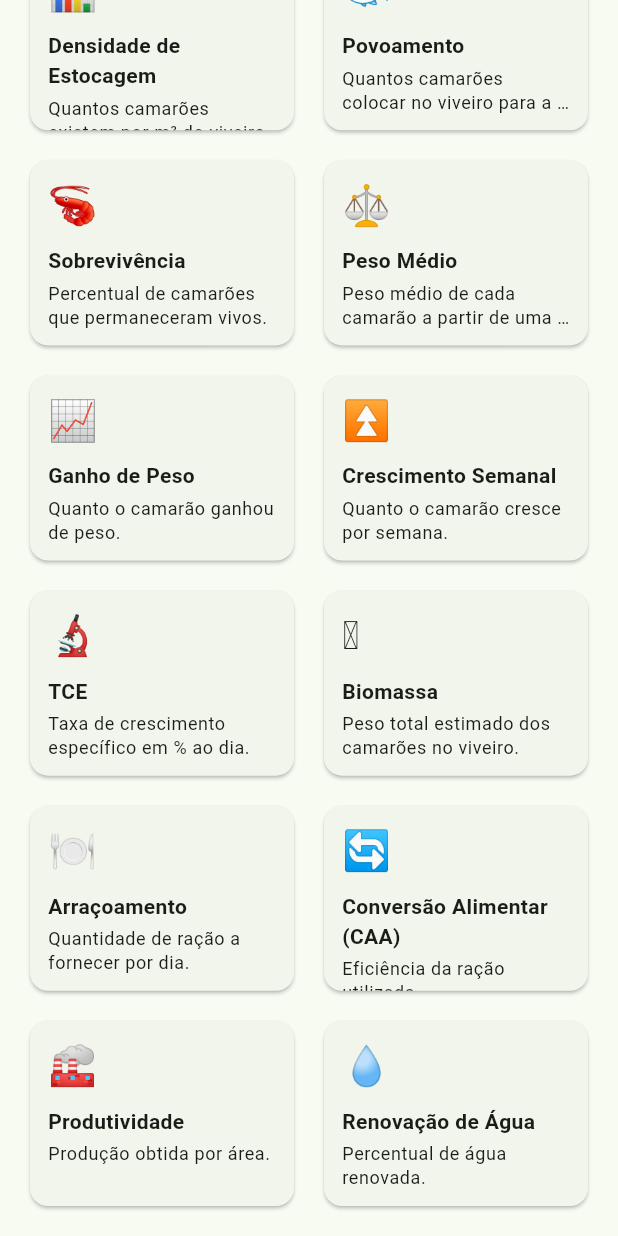
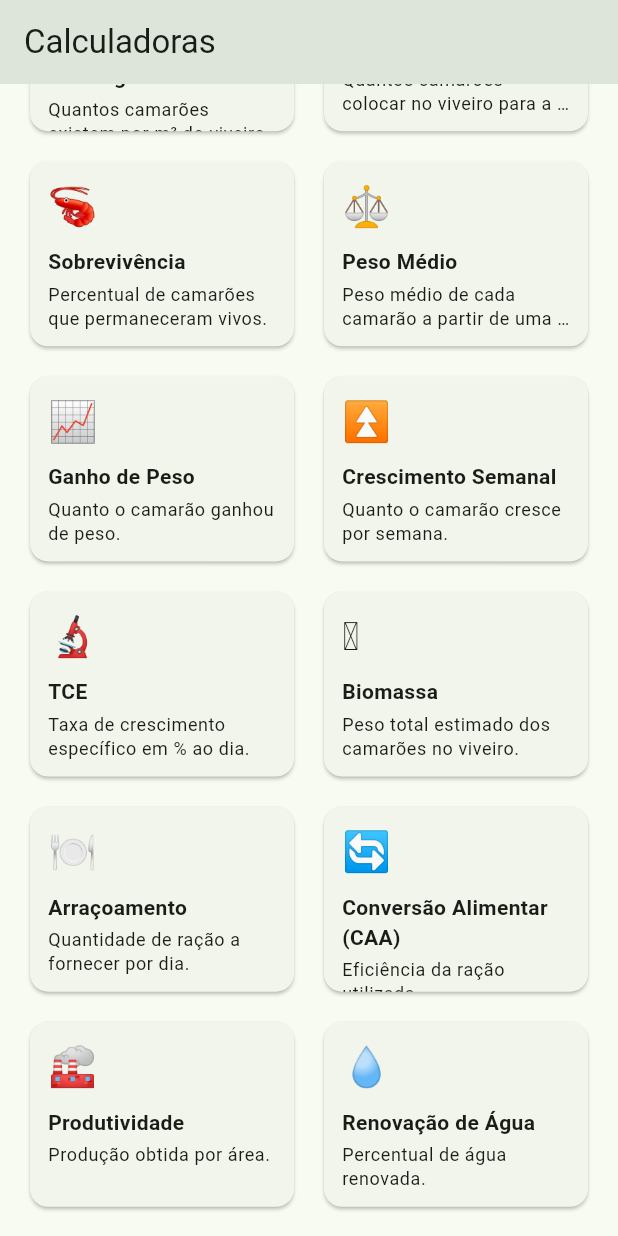
Before and after one commit to juniormorais127/carcinutri, a Flutter app: the CalculadorasScreen screen opened by its route, scrolled down 255 dp, on a phone screen of 412 x 824 dp. Run offline on Flutter 3.47's test engine with Material 3 defaults, Android fonts, the phone set to English and light mode, and no system bars; our stand-ins replace fl_chart, go_router, sembast, sembast_web, url_strategy.

Commit message:
fix: restaura funcionamento do site (remove widget de ocultar barras ao rolar)
A mudança de ocultar barras ao rolar causou tela branca no celular. Reverte
essa parte (mantendo o gráfico de crescimento e o nome exibido AQUACENSO).

Co-Authored-By: Claude Fable 5 <noreply@anthropic.com>

```diff
--- a/lib/app.dart
+++ b/lib/app.dart
@@ -13,7 +13,6 @@ import 'screens/projecao_screen.dart';
 import 'screens/viveiro_form_screen.dart';
 import 'screens/viveiro_painel_screen.dart';
 import 'state/app_state.dart';
-import 'widgets/scroll_hide_scaffold.dart';
 
 final GoRouter _router = GoRouter(
   routes: [
@@ -78,8 +77,9 @@ class _AppShell extends StatelessWidget {
 
   @override
   Widget build(BuildContext context) {
-    return ScrollHideScaffold(
-      bottomBar: NavigationBar(
+    return Scaffold(
+      body: navigationShell,
+      bottomNavigationBar: NavigationBar(
         selectedIndex: navigationShell.currentIndex,
         onDestinationSelected: (i) => navigationShell.goBranch(
           i,
@@ -92,7 +92,6 @@ class _AppShell extends StatelessWidget {
               icon: Icon(Icons.calendar_month), label: 'Projeção'),
         ],
       ),
-      body: navigationShell,
     );
   }
 }
@@ -104,9 +103,9 @@ final ThemeData _tema = ThemeData(
       const InputDecorationTheme(border: OutlineInputBorder()),
 );
 
-class AquacensoApp extends StatelessWidget {
+class CarciniApp extends StatelessWidget {
   final AppState state;
-  const AquacensoApp({super.key, required this.state});
+  const CarciniApp({super.key, required this.state});
 
   @override
   Widget build(BuildContext context) {
--- a/lib/main.dart
+++ b/lib/main.dart
@@ -13,5 +13,5 @@ Future<void> main() async {
   final db = await AppDatabase.abrir();
   final state = AppState(db);
   await state.carregar();
-  runApp(AquacensoApp(state: state));
+  runApp(CarciniApp(state: state));
 }
--- a/lib/screens/arracoamento_recomendado_screen.dart
+++ b/lib/screens/arracoamento_recomendado_screen.dart
@@ -5,7 +5,6 @@ import '../domain/arracoamento.dart';
 import '../domain/calculadoras.dart';
 import '../domain/modelos.dart';
 import '../state/app_state.dart';
-import '../widgets/scroll_hide_scaffold.dart';
 
 /// Recomendação de arraçoamento (FAO / L. vannamei): quanto fornecer hoje,
 /// em quantos tratos e como usar a bandeja, a partir do peso médio atual.
@@ -132,7 +131,7 @@ class _ArracoamentoRecomendadoScreenState
   @override
   Widget build(BuildContext context) {
     final state = context.watch<AppState>();
-    return ScrollHideScaffold(
+    return Scaffold(
       appBar: AppBar(title: const Text('Recomendação de arraçoamento')),
       body: ListView(
         padding: const EdgeInsets.all(16),
--- a/lib/screens/biometria_form_screen.dart
+++ b/lib/screens/biometria_form_screen.dart
@@ -4,7 +4,6 @@ import 'package:provider/provider.dart';
 import '../domain/modelos.dart';
 import '../domain/qualidade_agua.dart';
 import '../state/app_state.dart';
-import '../widgets/scroll_hide_scaffold.dart';
 
 /// Registra uma biometria (amostra + contagem → peso médio) em um viveiro,
 /// junto da qualidade de água medida na mesma visita semanal (boas práticas).
@@ -156,7 +155,7 @@ class _BiometriaFormScreenState extends State<BiometriaFormScreen> {
     final vivo = state.porId(_viveiroId);
     final pesoMedio = _pesoMedio;
 
-    return ScrollHideScaffold(
+    return Scaffold(
       appBar: AppBar(title: const Text('Registrar biometria')),
       body: Form(
         key: _formKey,
--- a/lib/screens/calculadoras_screen.dart
+++ b/lib/screens/calculadoras_screen.dart
@@ -2,14 +2,13 @@ import 'package:flutter/material.dart';
 import 'package:go_router/go_router.dart';
 
 import '../domain/calculadoras.dart';
-import '../widgets/scroll_hide_scaffold.dart';
 
 class CalculadorasScreen extends StatelessWidget {
   const CalculadorasScreen({super.key});
 
   @override
   Widget build(BuildContext context) {
-    return ScrollHideScaffold(
+    return Scaffold(
       appBar: AppBar(title: const Text('Calculadoras')),
       body: ListView(
         padding: const EdgeInsets.all(16),
--- a/lib/screens/calculo_screen.dart
+++ b/lib/screens/calculo_screen.dart
@@ -6,7 +6,6 @@ import '../domain/modelos.dart';
 import '../state/app_state.dart';
 import '../widgets/campo_calculo.dart';
 import '../widgets/result_card.dart';
-import '../widgets/scroll_hide_scaffold.dart';
 
 /// Tela genérica de cálculo: campos de entrada → resultado → salvar.
 /// Um viveiro pode ser selecionado (ou passado via [viveiroId]) para
@@ -141,7 +140,7 @@ class _CalculoScreenState extends State<CalculoScreen> {
   @override
   Widget build(BuildContext context) {
     final state = context.watch<AppState>();
-    return ScrollHideScaffold(
+    return Scaffold(
       appBar: AppBar(title: Text('${_def.icone} ${_def.titulo}')),
       body: ListView(
         padding: const EdgeInsets.all(16),
--- a/lib/screens/crescimento_screen.dart
+++ b/lib/screens/crescimento_screen.dart
@@ -5,7 +5,6 @@ import 'package:provider/provider.dart';
 import '../domain/crescimento.dart';
 import '../domain/modelos.dart';
 import '../state/app_state.dart';
-import '../widgets/scroll_hide_scaffold.dart';
 
 /// Tela dedicada ao gráfico de crescimento: evolução do peso médio (g) ao
 /// longo do tempo, por viveiro, mais um resumo das métricas do ciclo.
@@ -50,7 +49,7 @@ class _CrescimentoScreenState extends State<CrescimentoScreen> {
     final cron = biometriasCronologicas(biometrias);
     final resumo = resumirCrescimento(cron);
 
-    return ScrollHideScaffold(
+    return Scaffold(
       appBar: AppBar(title: const Text('Crescimento')),
       body: ListView(
         padding: const EdgeInsets.all(16),
--- a/lib/screens/historico_screen.dart
+++ b/lib/screens/historico_screen.dart
@@ -5,7 +5,6 @@ import 'package:provider/provider.dart';
 import '../domain/calculadoras.dart';
 import '../domain/modelos.dart';
 import '../state/app_state.dart';
-import '../widgets/scroll_hide_scaffold.dart';
 
 /// Histórico de cálculos — de um viveiro específico (por id) ou de todos.
 class HistoricoScreen extends StatelessWidget {
@@ -18,7 +17,7 @@ class HistoricoScreen extends StatelessWidget {
     final viveiro = state.porId(id);
     final calculos = state.calculosDoViveiro(id);
 
-    return ScrollHideScaffold(
+    return Scaffold(
       appBar: AppBar(
         title: Text(viveiro != null ? 'Histórico · ${viveiro.nome}' : 'Histórico'),
       ),
--- a/lib/screens/home_screen.dart
+++ b/lib/screens/home_screen.dart
@@ -4,7 +4,6 @@ import 'package:provider/provider.dart';
 
 import '../domain/modelos.dart';
 import '../state/app_state.dart';
-import '../widgets/scroll_hide_scaffold.dart';
 
 class HomeScreen extends StatelessWidget {
   const HomeScreen({super.key});
@@ -12,7 +11,7 @@ class HomeScreen extends StatelessWidget {
   @override
   Widget build(BuildContext context) {
     final state = context.watch<AppState>();
-    return ScrollHideScaffold(
+    return Scaffold(
       appBar: AppBar(title: const Text('AQUACENSO')),
       floatingActionButton: FloatingActionButton.extended(
         onPressed: () => context.push('/viveiro'),
--- a/lib/screens/projecao_screen.dart
+++ b/lib/screens/projecao_screen.dart
@@ -4,7 +4,6 @@ import 'package:provider/provider.dart';
 import '../domain/modelos.dart';
 import '../domain/projecao.dart';
 import '../state/app_state.dart';
-import '../widgets/scroll_hide_scaffold.dart';
 
 /// Aba Projeção: arraçoamento de todo o ciclo + crescimento esperado,
 /// comparado com a biometria registrada.
@@ -113,7 +112,7 @@ class _ProjecaoScreenState extends State<ProjecaoScreen> {
     final diaAtual = _dataPovoamento == null
         ? null
         : DateTime.now().difference(_dataPovoamento!).inDays;
-    return ScrollHideScaffold(
+    return Scaffold(
       appBar: AppBar(title: const Text('Projeção do ciclo')),
       body: ListView(
         padding: const EdgeInsets.all(16),
--- a/lib/screens/viveiro_form_screen.dart
+++ b/lib/screens/viveiro_form_screen.dart
@@ -3,7 +3,6 @@ import 'package:provider/provider.dart';
 
 import '../domain/modelos.dart';
 import '../state/app_state.dart';
-import '../widgets/scroll_hide_scaffold.dart';
 
 /// Cadastro/edição de um viveiro (nome, área, densidade opcional).
 class ViveiroFormScreen extends StatefulWidget {
@@ -106,7 +105,7 @@ class _ViveiroFormScreenState extends State<ViveiroFormScreen> {
         _preenchido = true;
       }
     }
-    return ScrollHideScaffold(
+    return Scaffold(
       appBar: AppBar(title: Text(_editando ? 'Editar viveiro' : 'Novo viveiro')),
       body: Form(
         key: _formKey,
--- a/lib/screens/viveiro_painel_screen.dart
+++ b/lib/screens/viveiro_painel_screen.dart
@@ -6,7 +6,6 @@ import '../domain/calculadoras.dart';
 import '../domain/modelos.dart';
 import '../domain/qualidade_agua.dart';
 import '../state/app_state.dart';
-import '../widgets/scroll_hide_scaffold.dart';
 
 /// Painel do viveiro: biometria → biomassa → ração diária + boas práticas.
 /// Fluxo principal de trabalho, reaproveitando os dados já cadastrados.
@@ -56,7 +55,7 @@ class _ViveiroPainelScreenState extends State<ViveiroPainelScreen> {
     final faltandoDens = dens == null;
     final faltandoBio = ultima == null;
 
-    return ScrollHideScaffold(
+    return Scaffold(
       appBar: AppBar(
         title: Text(vivo.nome),
         actions: [
--- a/lib/widgets/scroll_hide_scaffold.dart
+++ /dev/null
@@ -1,144 +0,0 @@
-import 'package:flutter/material.dart';
-
-/// Um [Scaffold] cujas barras (barra de título de cima e/ou barra de navegação
-/// de baixo) **somem ao rolar para baixo** e **voltam ao rolar para cima** —
-/// comportamento comum em sites móveis, que faz o conteúdo ocupar a tela toda.
-///
-/// Detecta a direção do scroll no [body] (qualquer `ListView`/`CustomScrollView`
-/// dentro dele emite [ScrollNotification]) e anima as barras para fora com
-/// `AnimatedSlide`, enquanto o conteúdo expande com `AnimatedPadding`.
-class ScrollHideScaffold extends StatefulWidget {
-  /// Barra de título de cima (opcional). Pode ter `actions`.
-  final PreferredSizeWidget? appBar;
-
-  /// Barra de navegação de baixo (opcional), ex.: `NavigationBar`.
-  final Widget? bottomBar;
-
-  /// Altura da [bottomBar] usada para afastar o conteúdo enquanto visível.
-  /// Padrão: altura padrão da `NavigationBar` do Material 3.
-  final double bottomBarHeight;
-
-  /// Conteúdo rolável da tela.
-  final Widget body;
-
-  /// Botão de ação flutuante (ex.: "Novo viveiro" no Home), posicionado acima
-  /// da barra de baixo quando ela está visível.
-  final Widget? floatingActionButton;
-
-  /// A cor de fundo atrás das barras e do conteúdo (evita "fundo errado" nos
-  /// espaços liberados quando as barras ocultam).
-  final Color? backgroundColor;
-
-  const ScrollHideScaffold({
-    super.key,
-    this.appBar,
-    this.bottomBar,
-    this.bottomBarHeight = 80,
-    required this.body,
-    this.floatingActionButton,
-    this.backgroundColor,
-  });
-
-  @override
-  State<ScrollHideScaffold> createState() => _ScrollHideScaffoldState();
-}
-
-class _ScrollHideScaffoldState extends State<ScrollHideScaffold> {
-  static const _dur = Duration(milliseconds: 200);
-  static const _curve = Curves.easeOut;
-
-  bool _show = true;
-  double _ultimoPixels = 0;
-
-  bool _onScroll(ScrollNotification n) {
-    if (n is ScrollUpdateNotification ||
-        n is ScrollEndNotification ||
-        n is UserScrollNotification) {
-      final m = n.metrics;
-      final delta = m.pixels - _ultimoPixels;
-      _ultimoPixels = m.pixels;
-
-      if (m.pixels <= 0) {
-        _setMostrar(true);
-      } else if (delta > 3 && m.pixels > 120) {
-        // Rolando para baixo (passou do limiar): oculta.
-        _setMostrar(false);
-      } else if (delta < -3) {
-        // Rolando para cima: mostra.
-        _setMostrar(true);
-      }
-    }
-    return false;
-  }
-
-  void _setMostrar(bool v) {
-    if (v != _show) setState(() => _show = v);
-  }
-
-  @override
-  Widget build(BuildContext context) {
-    final fundo = widget.backgroundColor ??
-        Theme.of(context).scaffoldBackgroundColor;
-    final appBarH = widget.appBar?.preferredSize.height ?? 0;
-    final bottomH = widget.bottomBar == null ? 0.0 : widget.bottomBarHeight;
-    final fab = widget.floatingActionButton;
-    final fabH = fab == null ? 0.0 : 80.0;
-
-    return ColoredBox(
-      color: fundo,
-      child: Stack(
-        children: [
-          // Corpo preenche a tela; o padding nas bordas se ajusta ao estado
-          // das barras para o conteúdo expandir quando elas ocultam.
-          Positioned.fill(
-            child: NotificationListener<ScrollNotification>(
-              onNotification: _onScroll,
-              child: SafeArea(
-                top: widget.appBar == null,
-                bottom: widget.bottomBar == null,
-                child: AnimatedPadding(
-                  duration: _dur,
-                  curve: _curve,
-                  padding: EdgeInsets.only(
-                    top: _show ? appBarH : 0,
-                    bottom: (_show ? bottomH : 0) + (fab != null ? fabH : 0),
-                  ),
-                  child: widget.body,
-                ),
-              ),
-            ),
-          ),
-          // Botão de ação flutuante (acima da barra de baixo, quando visível).
-          if (fab != null)
-            Positioned(
-              right: 16,
-              bottom: (_show ? bottomH : 0) + 16,
-              child: fab,
-            ),
-          // Barra de topo (desliza para fora quando ocultada).
-          if (widget.appBar != null)
-            Align(
-              alignment: Alignment.topCenter,
-              child: AnimatedSlide(
-                offset: _show ? Offset.zero : const Offset(0, -1),
-                duration: _dur,
-                curve: _curve,
-                child: widget.appBar,
-              ),
-            ),
-          // Barra de baixo (desliza para fora quando ocultada).
-          if (widget.bottomBar != null)
-            Align(
-              alignment: Alignment.bottomCenter,
-              child: AnimatedSlide(
-                offset: _show ? Offset.zero : const Offset(0, 1),
-                duration: _dur,
-                curve: _curve,
-                child: widget.bottomBar,
-              ),
-            ),
-        ],
-      ),
-    );
-  }
-}
```
